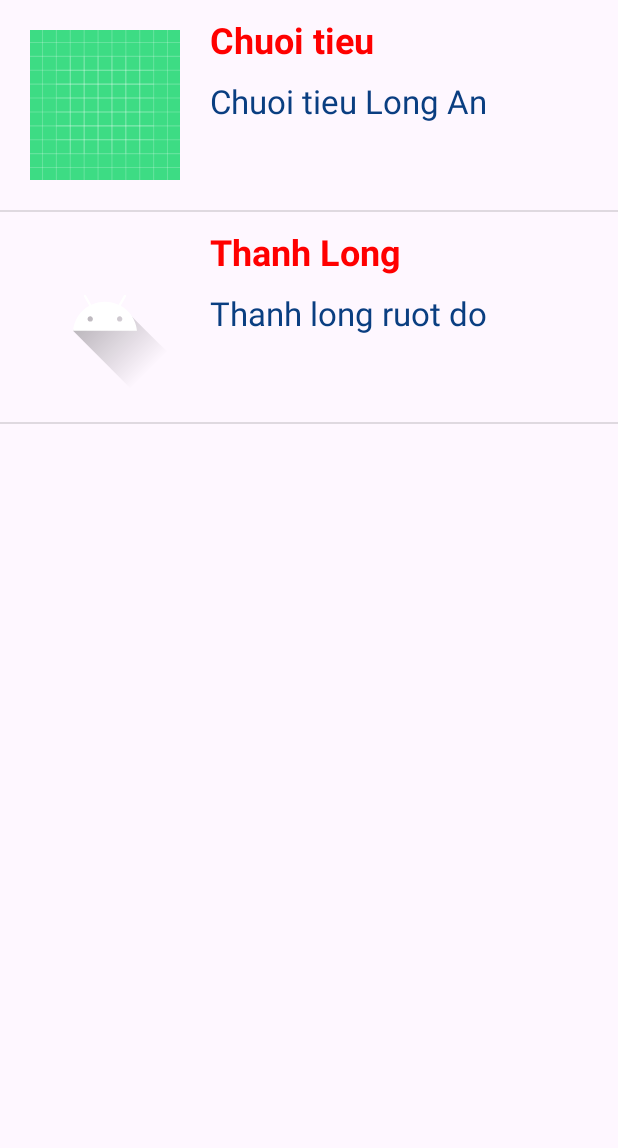
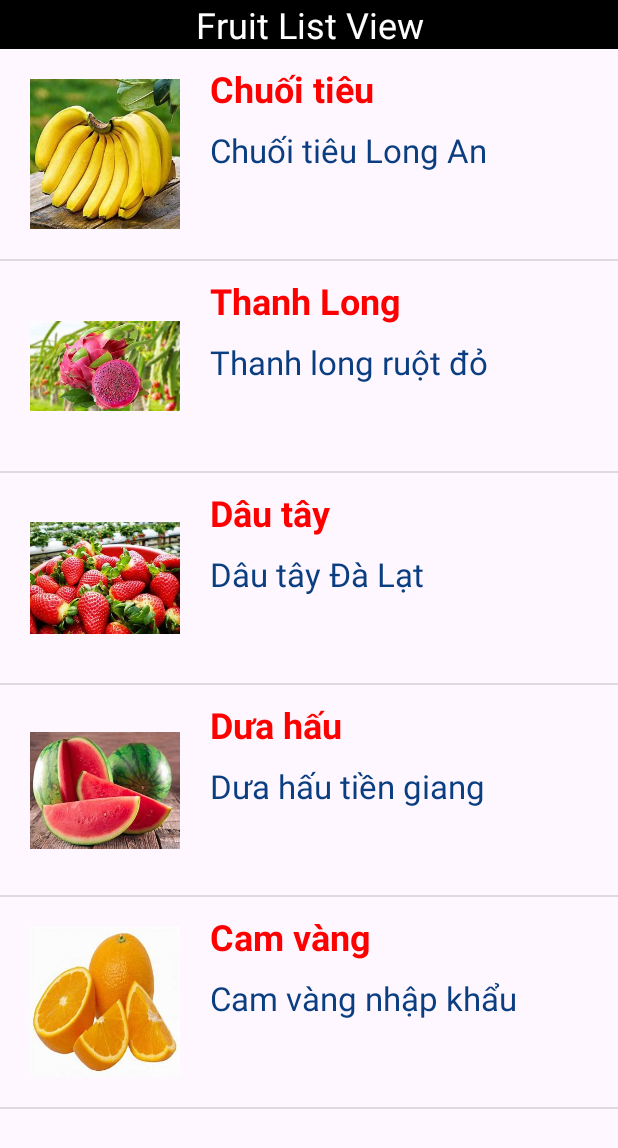
Before and after one commit to nghiant02/CustomListView, an Android app: the screen it shows after launch (MainActivity), on a phone screen of 412 x 824 dp. Shown: the top 1148 px of the screen. Run offline under Robolectric (Android 15) with nearby library versions, the phone set to English and light mode, and no system bars.

Commit message:
update data and layout

```diff
--- a/app/src/main/java/com/example/customlistview/MainActivity.java
+++ b/app/src/main/java/com/example/customlistview/MainActivity.java
@@ -24,7 +24,10 @@ public class MainActivity extends AppCompatActivity {
     private void AnhXa() {
         lvTraiCay = findViewById(R.id.listviewTraiCay);
         arrayTraiCay = new ArrayList<>();
-        arrayTraiCay.add(new TraiCay("Chuoi tieu", "Chuoi tieu Long An", R.drawable.ic_launcher_background));
-        arrayTraiCay.add(new TraiCay("Thanh Long", "Thanh long ruot do", R.drawable.ic_launcher_foreground));
+        arrayTraiCay.add(new TraiCay("Chuối tiêu", "Chuối tiêu Long An", R.drawable.chuoi_tieu));
+        arrayTraiCay.add(new TraiCay("Thanh Long", "Thanh long ruột đỏ", R.drawable.thanh_long));
+        arrayTraiCay.add(new TraiCay("Dâu tây", "Dâu tây Đà Lạt", R.drawable.dau_tay));
+        arrayTraiCay.add(new TraiCay("Dưa hấu", "Dưa hấu tiền giang", R.drawable.dua_hau));
+        arrayTraiCay.add(new TraiCay("Cam vàng", "Cam vàng nhập khẩu", R.drawable.cam_vang));
     }
 }
--- a/app/src/main/res/layout/activity_main.xml
+++ b/app/src/main/res/layout/activity_main.xml
@@ -4,6 +4,16 @@
     android:layout_height="match_parent"
     android:orientation="vertical">
 
+    <TextView
+        android:id="@+id/header"
+        android:layout_width="match_parent"
+        android:layout_height="wrap_content"
+        android:text="Fruit List View"
+        android:textSize="24sp"
+        android:textColor="@color/white"
+        android:background="@color/black"
+        android:gravity="center" />
+
     <ListView
         android:id="@+id/listviewTraiCay"
         android:layout_width="match_parent"
```
Also changed, not shown: app/src/main/res/drawable/cam_vang.jpg (added), app/src/main/res/drawable/chuoi_tieu.jpg (added), app/src/main/res/drawable/dau_tay.jpg (added), app/src/main/res/drawable/dua_hau.jpg (added), app/src/main/res/drawable/thanh_long.jpg (added).
